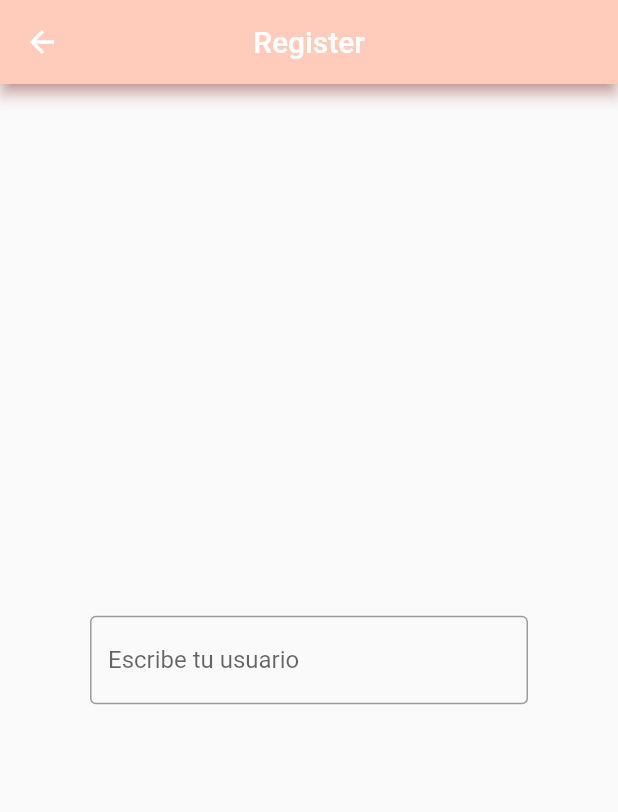
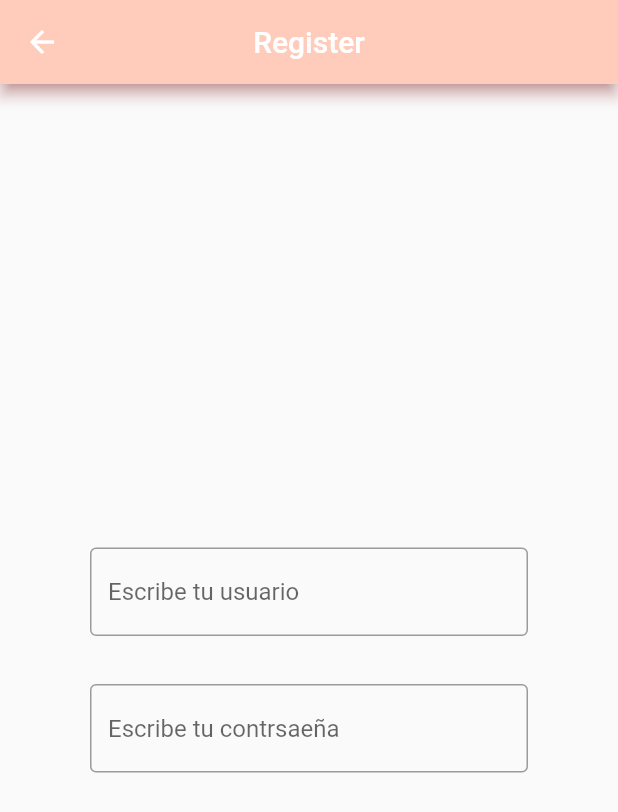
Before and after one commit to elenaaroma/practica1, a Flutter app: the RegisterView screen opened by its route, on a phone screen of 412 x 824 dp. Shown: the top 812 px of the screen. Run offline on Flutter 3.47's test engine with Material 2 defaults, Android fonts, the phone set to English and light mode, and no system bars; our stand-ins replace firebase_core; accounts and stored records are empty; generated files the repository leaves out were written again.

Commit message:
commit TextField de contraseña en Register

```diff
--- a/lib/OnBoarding/RegisterView.dart
+++ b/lib/OnBoarding/RegisterView.dart
@@ -25,6 +25,15 @@ class RegisterView extends StatelessWidget{
             ),
           ),
 
+          Padding(padding: EdgeInsets.symmetric(horizontal: 60, vertical: 16),
+            child: TextFormField(
+              decoration: InputDecoration(
+                  border: OutlineInputBorder(),
+                  hintText: 'Escribe tu contrsaeña'
+              ),
+              obscureText: true,
+            ),
+          ),
         ],
       ),
 
```
